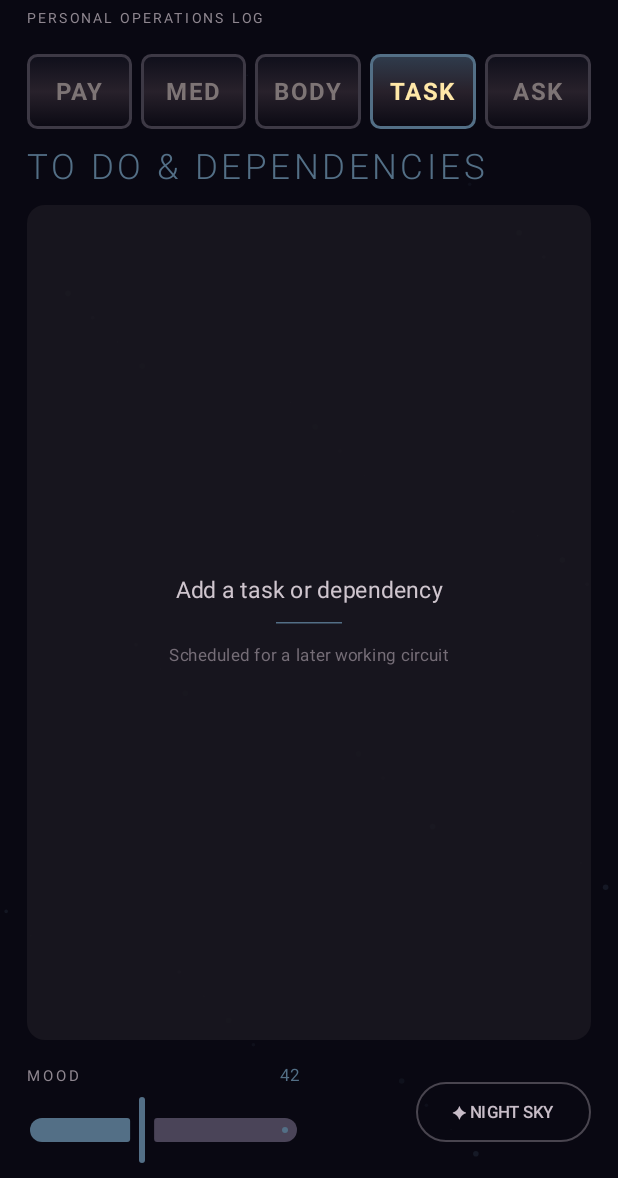
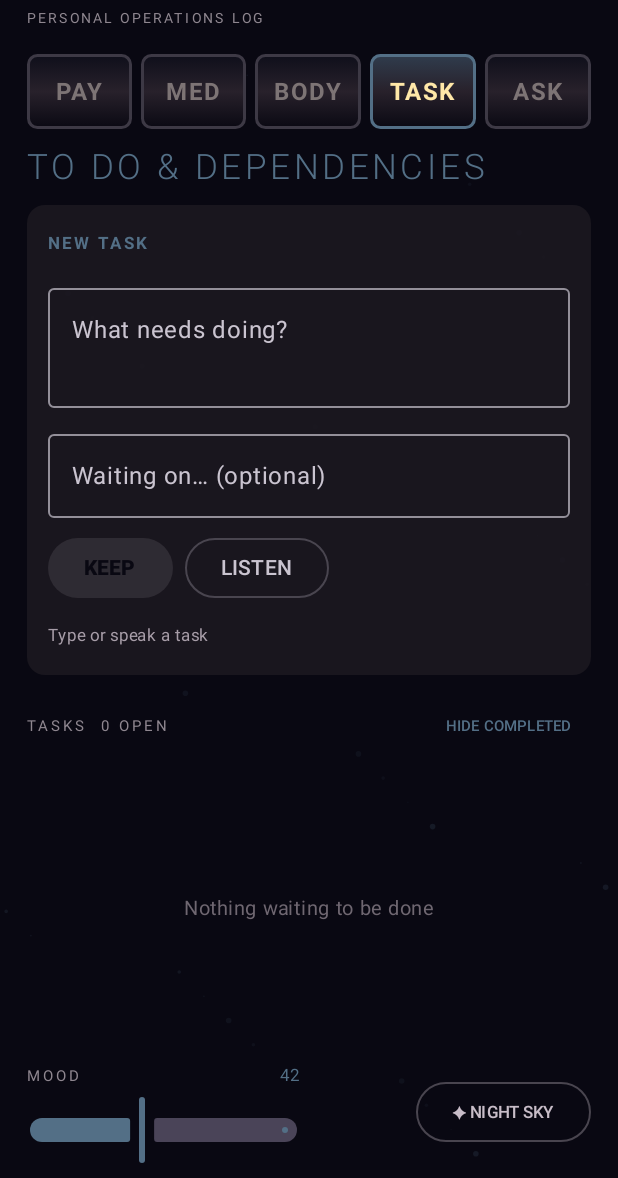
Before and after one commit to AndyJMyers/Nota-Bene, an Android app built with Jetpack Compose: the screen it shows after launch (MainActivity), after a tap on "TASK", on a phone screen of 412 x 824 dp, the part 58-1236 px from its top. Run offline under Robolectric (Android 15) with nearby library versions, the phone set to English and light mode, and no system bars; our stand-ins replace Room's generated code; libraries missing offline, so code that uses them is left out: com.google.mlkit.vision.

Commit message:
Add persistent TASK checklist

```diff
--- a/app/build.gradle.kts
+++ b/app/build.gradle.kts
@@ -13,8 +13,8 @@ android {
         applicationId = "com.notabene.app"
         minSdk = 26
         targetSdk = 36
-        versionCode = 4
-        versionName = "0.3.0-alpha4"
+        versionCode = 5
+        versionName = "0.4.0-alpha5"
     }
 
     buildFeatures { compose = true }
--- a/app/src/main/java/com/notabene/app/MainActivity.kt
+++ b/app/src/main/java/com/notabene/app/MainActivity.kt
@@ -131,6 +131,7 @@ private fun NotaBeneApp() {
                 }
                 when (selected) {
                     Tab.PAYMENTS -> PaymentPanel(accent, Modifier.weight(1f))
+                    Tab.TASKS -> TaskPanel(accent, Modifier.weight(1f))
                     Tab.RESEARCH -> AskPanel(accent, Modifier.weight(1f))
                     else -> PlaceholderPanel(selected, accent, Modifier.weight(1f))
                 }
@@ -382,6 +383,93 @@ private fun AskPanel(accent: Color, modifier: Modifier = Modifier) {
 }
 
 @Composable
+private fun TaskPanel(accent: Color, modifier: Modifier = Modifier) {
+    val context = LocalContext.current
+    val dao = remember { NotaBeneDatabase.get(context).taskDao() }
+    val tasks by dao.observeAll().collectAsState(initial = emptyList())
+    val scope = rememberCoroutineScope()
+    var draft by remember { mutableStateOf("") }
+    var waitingOn by remember { mutableStateOf("") }
+    var hideCompleted by remember { mutableStateOf(false) }
+    var status by remember { mutableStateOf("Type or speak a task") }
+    val visibleTasks = remember(tasks, hideCompleted) { if (hideCompleted) tasks.filterNot { it.done } else tasks }
+
+    val speechLauncher = rememberLauncherForActivityResult(ActivityResultContracts.StartActivityForResult()) { result ->
+        if (result.resultCode == Activity.RESULT_OK) {
+            val words = result.data?.getStringArrayListExtra(RecognizerIntent.EXTRA_RESULTS)?.firstOrNull().orEmpty()
+            if (words.isNotBlank()) {
+                draft = words
+                status = "Speech captured — edit it or keep it"
+            } else status = "No speech was returned"
+        } else status = "Listening cancelled"
+    }
+
+    Column(modifier, verticalArrangement = Arrangement.spacedBy(10.dp)) {
+        Card(colors = CardDefaults.cardColors(containerColor = Color(0xE61B1820)), shape = RoundedCornerShape(12.dp)) {
+            Column(Modifier.fillMaxWidth().padding(14.dp), verticalArrangement = Arrangement.spacedBy(9.dp)) {
+                Text("NEW TASK", color = accent, fontSize = 11.sp, fontWeight = FontWeight.Bold, letterSpacing = 2.sp)
+                PaymentField("What needs doing?", draft, { draft = it }, Modifier.fillMaxWidth(), accent, minLines = 2)
+                PaymentField("Waiting on… (optional)", waitingOn, { waitingOn = it }, Modifier.fillMaxWidth(), accent)
+                Row(horizontalArrangement = Arrangement.spacedBy(8.dp)) {
+                    Button(
+                        onClick = {
+                            scope.launch {
+                                dao.insert(TaskItem(text = draft.trim(), waitingOn = waitingOn.trim()))
+                                draft = ""; waitingOn = ""
+                                status = "Task saved locally"
+                            }
+                        },
+                        enabled = draft.isNotBlank(),
+                        colors = ButtonDefaults.buttonColors(containerColor = accent)
+                    ) { Text("KEEP", color = Ink, fontWeight = FontWeight.Black) }
+                    OutlinedButton(onClick = {
+                        val intent = Intent(RecognizerIntent.ACTION_RECOGNIZE_SPEECH).apply {
+                            putExtra(RecognizerIntent.EXTRA_LANGUAGE_MODEL, RecognizerIntent.LANGUAGE_MODEL_FREE_FORM)
+                            putExtra(RecognizerIntent.EXTRA_LANGUAGE, Locale.getDefault().toLanguageTag())
+                            putExtra(RecognizerIntent.EXTRA_PROMPT, "What needs doing?")
+                        }
+                        runCatching { speechLauncher.launch(intent) }.onFailure { status = "No speech recognition service is available" }
+                    }) { Text("LISTEN") }
+                }
+                Text(status, color = Color(0xFFA79DA8), fontSize = 11.sp)
+            }
+        }
+        Row(Modifier.fillMaxWidth(), verticalAlignment = Alignment.CenterVertically) {
+            Text("TASKS  ${tasks.count { !it.done }} OPEN", color = Color(0xFF8F8790), fontSize = 10.sp, letterSpacing = 2.sp, modifier = Modifier.weight(1f))
+            TextButton(onClick = { hideCompleted = !hideCompleted }) {
+                Text(if (hideCompleted) "SHOW COMPLETED" else "HIDE COMPLETED", color = accent, fontSize = 10.sp)
+            }
+        }
+        if (visibleTasks.isEmpty()) {
+            Box(Modifier.fillMaxWidth().weight(1f), contentAlignment = Alignment.Center) {
+                Text(if (tasks.isEmpty()) "Nothing waiting to be done" else "All completed tasks are hidden", color = Color(0xFF6F6771), fontSize = 13.sp)
+            }
+        } else {
+            LazyColumn(Modifier.weight(1f), verticalArrangement = Arrangement.spacedBy(7.dp)) {
+                items(visibleTasks, key = { it.id }) { task ->
+                    Card(colors = CardDefaults.cardColors(containerColor = Color(0xD91B1820)), shape = RoundedCornerShape(9.dp)) {
+                        Row(Modifier.fillMaxWidth().padding(horizontal = 8.dp, vertical = 6.dp), verticalAlignment = Alignment.CenterVertically) {
+                            Checkbox(checked = task.done, onCheckedChange = { done -> scope.launch { dao.setDone(task.id, done) } })
+                            Column(Modifier.weight(1f)) {
+                                Text(
+                                    task.text,
+                                    color = if (task.done) Color(0xFF777078) else Color(0xFFE6DEE6),
+                                    fontSize = 14.sp,
+                                    textDecoration = if (task.done) TextDecoration.LineThrough else TextDecoration.None
+                                )
+                                if (task.waitingOn.isNotBlank()) {
+                                    Text("WAITING ON  ${task.waitingOn}", color = if (task.done) Color(0xFF655F66) else accent, fontSize = 10.sp, letterSpacing = 1.sp)
+                                }
+                            }
+                        }
+                    }
+                }
+            }
+        }
+    }
+}
+
+@Composable
 private fun PlaceholderPanel(tab: Tab, accent: Color, modifier: Modifier = Modifier) {
     Card(modifier.fillMaxWidth(), colors = CardDefaults.cardColors(containerColor = Color(0xD91B1820)), shape = RoundedCornerShape(12.dp)) {
         Column(Modifier.fillMaxSize().padding(18.dp), verticalArrangement = Arrangement.Center, horizontalAlignment = Alignment.CenterHorizontally) {
--- a/app/src/main/java/com/notabene/app/PaymentDatabase.kt
+++ b/app/src/main/java/com/notabene/app/PaymentDatabase.kt
@@ -55,10 +55,32 @@ interface AskDao {
     suspend fun setDone(id: Long, done: Boolean)
 }
 
-@Database(entities = [PaymentRecord::class, AskItem::class], version = 2, exportSchema = false)
+@Entity(tableName = "task_items")
+data class TaskItem(
+    @PrimaryKey(autoGenerate = true) val id: Long = 0,
+    val text: String,
+    val waitingOn: String = "",
+    val done: Boolean = false,
+    val createdAt: Long = System.currentTimeMillis()
+)
+
+@Dao
+interface TaskDao {
+    @Query("SELECT * FROM task_items ORDER BY done ASC, createdAt DESC")
+    fun observeAll(): Flow<List<TaskItem>>
+
+    @Insert
+    suspend fun insert(item: TaskItem)
+
+    @Query("UPDATE task_items SET done = :done WHERE id = :id")
+    suspend fun setDone(id: Long, done: Boolean)
+}
+
+@Database(entities = [PaymentRecord::class, AskItem::class, TaskItem::class], version = 3, exportSchema = false)
 abstract class NotaBeneDatabase : RoomDatabase() {
     abstract fun paymentDao(): PaymentDao
     abstract fun askDao(): AskDao
+    abstract fun taskDao(): TaskDao
 
     companion object {
         @Volatile private var instance: NotaBeneDatabase? = null
@@ -68,7 +90,7 @@ abstract class NotaBeneDatabase : RoomDatabase() {
                 context.applicationContext,
                 NotaBeneDatabase::class.java,
                 "nota-bene.db"
-            ).addMigrations(MIGRATION_1_2).build().also { instance = it }
+            ).addMigrations(MIGRATION_1_2, MIGRATION_2_3).build().also { instance = it }
         }
 
         private val MIGRATION_1_2 = object : Migration(1, 2) {
@@ -78,5 +100,13 @@ abstract class NotaBeneDatabase : RoomDatabase() {
                 )
             }
         }
+
+        private val MIGRATION_2_3 = object : Migration(2, 3) {
+            override fun migrate(db: SupportSQLiteDatabase) {
+                db.execSQL(
+                    "CREATE TABLE IF NOT EXISTS `task_items` (`id` INTEGER PRIMARY KEY AUTOINCREMENT NOT NULL, `text` TEXT NOT NULL, `waitingOn` TEXT NOT NULL, `done` INTEGER NOT NULL, `createdAt` INTEGER NOT NULL)"
+                )
+            }
+        }
     }
 }
```
Also changed, not shown: 1 other file.
